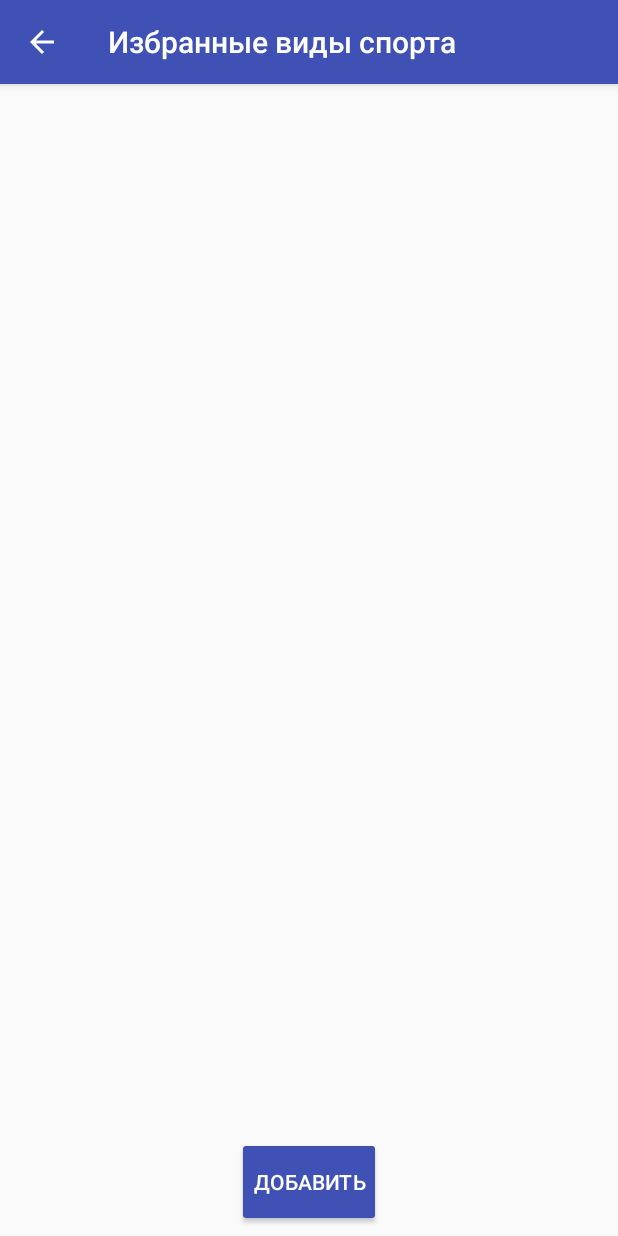
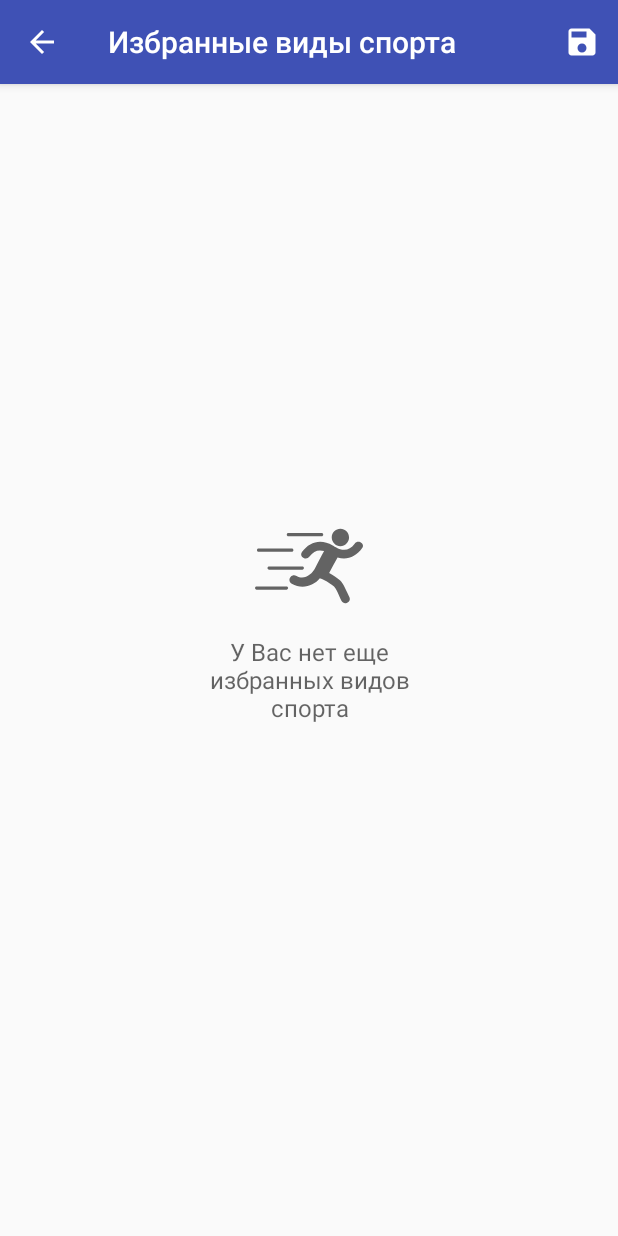
Before and after one commit to maxamillion32/ChoSportsman, an Android app: the EditUserSportsActivity screen opened directly, with no data from a screen before it, on a phone screen of 412 x 824 dp. Run offline under Robolectric (Android 15) with nearby library versions, the phone set to English and light mode, and no system bars; libraries missing offline, so code that uses them is left out: com.afollestad.materialdialogs, com.chauthai.swipereveallayout, com.google.api.client, com.google.api.services, com.vk.sdk and 1 more; 2 statements that could not run were skipped.

Commit message:
lockerRoom - рандомные 3 иконки сохранение избранных видов спорта исправлена проблема с неверной навигацией (бекстек очищается после каждого перехода в главном меню приложения)

```diff
--- a/app/src/main/java/com/chokavo/chosportsman/models/DataManager.java
+++ b/app/src/main/java/com/chokavo/chosportsman/models/DataManager.java
@@ -95,12 +95,12 @@ public class DataManager {
         mSportTypes.add(basketball);
     }
 
-    public void setDeleteUserSports(boolean isDeleteAvailable){
+   /* public void setDeleteUserSports(boolean isDeleteAvailable){
         for (SSportType sport :
                 mUserSports) {
             sport.setChecked(isDeleteAvailable);
         }
-    }
+    }*/
 
     public String getGoogleAccount() {
         return mGoogleAccount;
--- a/app/src/main/java/com/chokavo/chosportsman/ormlite/dao/SportsmanFavSportTypeDao.java
+++ b/app/src/main/java/com/chokavo/chosportsman/ormlite/dao/SportsmanFavSportTypeDao.java
@@ -9,6 +9,7 @@ import com.j256.ormlite.stmt.PreparedQuery;
 import com.j256.ormlite.stmt.QueryBuilder;
 import com.j256.ormlite.stmt.SelectArg;
 import com.j256.ormlite.support.ConnectionSource;
+import com.j256.ormlite.table.TableUtils;
 
 import java.sql.SQLException;
 import java.util.List;
@@ -33,6 +34,7 @@ public class SportsmanFavSportTypeDao extends BaseDaoImpl<SportsmanFavSportType,
     }
 
     public void createListIfNotExist(Sportsman sportsman, List<SSportType> sportTypes) throws SQLException {
+        TableUtils.clearTable(getConnectionSource(), SportsmanFavSportType.class);
         for (SSportType sportType: sportTypes) {
             this.createIfNotExists(new SportsmanFavSportType(sportsman, sportType));
         }
--- a/app/src/main/java/com/chokavo/chosportsman/ui/activities/sporttype/EditUserSportsActivity.java
+++ b/app/src/main/java/com/chokavo/chosportsman/ui/activities/sporttype/EditUserSportsActivity.java
@@ -1,14 +1,17 @@
 package com.chokavo.chosportsman.ui.activities.sporttype;
 
+import android.app.ProgressDialog;
 import android.content.Intent;
 import android.os.Bundle;
 import android.support.v7.widget.LinearLayoutManager;
 import android.support.v7.widget.RecyclerView;
 import android.support.v7.widget.Toolbar;
 import android.util.Log;
+import android.view.Menu;
 import android.view.MenuItem;
 import android.view.View;
 import android.widget.Button;
+import android.widget.FrameLayout;
 
 import com.afollestad.materialdialogs.MaterialDialog;
 import com.chokavo.chosportsman.R;
@@ -38,10 +41,12 @@ public class EditUserSportsActivity extends BaseActivity {
     RecyclerView mSportsRecyclerView;
     EditUserSportsAdapter mSportsAdapter;
     Button mBtnAddSport;
+    private ProgressDialog mProgress;
 
     List<SSportType> mSportTypes = new ArrayList<>();
 
     private MaterialDialog mDialogSportType;
+    private FrameLayout mWrapPlaceholder;
     int mChosenSportKindId = -1;
     SSportType mChosenSportType;
 
@@ -55,8 +60,14 @@ public class EditUserSportsActivity extends BaseActivity {
             getSupportActionBar().setTitle(R.string.favorite_user_sports);
         }
 
+        mProgress = new ProgressDialog(this);
+        mProgress.setMessage(getString(R.string.wait_second));
+        mProgress.setCancelable(false);
+
+        mSportTypes.addAll(DataManager.getInstance().mSportsman.getFavSportTypes()); // создаем клон
+        mWrapPlaceholder = (FrameLayout) findViewById(R.id.wrap_placeholder);
+        mWrapPlaceholder.setVisibility(mSportTypes.isEmpty() ? View.VISIBLE : View.GONE);
         mSportsRecyclerView = (RecyclerView)findViewById(R.id.recview_favorite_sports);
-        mSportTypes = DataManager.getInstance().mSportsman.getFavSportTypes();
         mSportsAdapter = new EditUserSportsAdapter(mSportTypes, new EditUserSportsAdapter.OnItemClickListener() {
             @Override
             public void onItemClick(SSportType sportType) {
@@ -69,7 +80,6 @@ public class EditUserSportsActivity extends BaseActivity {
             @Override
             public void onItemClick(SSportType sportType) {
                 mSportTypes.remove(sportType);
-                DataManager.getInstance().mSportsman.setFavSportTypes(mSportTypes);
                 notifyDataSetChanged();
             }
         });
@@ -87,8 +97,9 @@ public class EditUserSportsActivity extends BaseActivity {
     }
 
     private void notifyDataSetChanged() {
-        if (DataManager.getInstance().mSportsman.getFavSportTypes().size() ==
-                DataManager.getInstance().getSportTypes().size()) {
+        mWrapPlaceholder.setVisibility(mSportTypes.isEmpty() ? View.VISIBLE : View.GONE);
+        mSportsRecyclerView.setVisibility(!mSportTypes.isEmpty() ? View.VISIBLE : View.GONE);
+        if (mSportTypes.size() == DataManager.getInstance().getSportTypes().size()) {
             mBtnAddSport.setVisibility(View.GONE);
         } else {
             mBtnAddSport.setVisibility(View.VISIBLE);
@@ -97,28 +108,43 @@ public class EditUserSportsActivity extends BaseActivity {
     }
 
     @Override
+    public boolean onCreateOptionsMenu(Menu menu) {
+        getMenuInflater().inflate(R.menu.menu_edit_sports, menu);
+        return true;
+    }
+
+    @Override
     public boolean onOptionsItemSelected(MenuItem item) {
         switch (item.getItemId()) {
             case android.R.id.home:
                 onBackPressed();
                 return true;
+            case R.id.action_save:
+                saveSportsAndQuit();
+                return true;
         }
         return super.onOptionsItemSelected(item);
     }
 
+    private void saveSportsAndQuit() {
+        DataManager.getInstance().mSportsman.setFavSportTypes(mSportTypes);
+        saveFavSportsSQLite(DataManager.getInstance().mSportsman, mSportTypes);
+        setSportTypesOnServer(true);
+
+    }
+
     private void showDialogSportKind() {
         List<SSportType> sportTypesToChoose = SSportType.diffArrays(DataManager.getInstance().getSportTypes(),
-                DataManager.getInstance().mSportsman.getFavSportTypes());
+                mSportTypes);
         final CharSequence[] mSportTypesChars = SSportType.getAsChars(sportTypesToChoose);
         mDialogSportType = new MaterialDialog.Builder(this)
-                .adapter(new CheckableItemAdapter(this, mSportTypesChars, mChosenSportKindId),
+                .adapter(new CheckableItemAdapter(this, mSportTypesChars, -1),
                         new MaterialDialog.ListCallback() {
                             @Override
                             public void onSelection(MaterialDialog dialog, View itemView, int which, CharSequence text) {
                                 mChosenSportKindId = which;
                                 mChosenSportType = DataManager.getInstance().getSportTypeByName(mSportTypesChars[which]);
                                 mSportTypes.add(mChosenSportType);
-                                DataManager.getInstance().mSportsman.setFavSportTypes(mSportTypes);
                                 notifyDataSetChanged();
                                 dialog.cancel();
                             }
@@ -128,25 +154,22 @@ public class EditUserSportsActivity extends BaseActivity {
         mChosenSportKindId = -1;
     }
 
-    @Override
-    protected void onPause() {
-        super.onPause();
-        setSportTypesOnServer();
-    }
-
-    private void setSportTypesOnServer() {
+    private void setSportTypesOnServer(final boolean quit) {
+        mProgress.show();
         RFManager.setUserSportTypes(DataManager.getInstance().mSportsman.getServerId(),
                 mSportTypes, new Callback<Void>() {
                     @Override
                     public void onResponse(Call<Void> call, Response<Void> response) {
+                        mProgress.hide();
                         Log.e(ChooseSportsActivity.class.getSimpleName(), "onResponse");
-                        // TODO save in SQLite
-//                        saveFavSportsSQLite(DataManager.getInstance().mSportsman,
-//                                mSportTypes);
+                        if (quit) {
+                            finish();
+                        }
                     }
 
                     @Override
                     public void onFailure(Call<Void> call, Throwable t) {
+                        mProgress.hide();
                         Log.e(ChooseSportsActivity.class.getSimpleName(), "onFailure: " + t);
                     }
                 });
@@ -156,7 +179,6 @@ public class EditUserSportsActivity extends BaseActivity {
         try {
             SportsmanFavSportTypeDao dao = DBHelperFactory.getHelper().getSportsmanFavSportTypeDao();
             dao.createListIfNotExist(sportsman, favSportTypes);
-            DataManager.getInstance().mSportsman.setFavSportTypes(favSportTypes);
         } catch (SQLException e) {
             e.printStackTrace();
         }
--- a/app/src/main/java/com/chokavo/chosportsman/ui/adapters/EditUserSportsAdapter.java
+++ b/app/src/main/java/com/chokavo/chosportsman/ui/adapters/EditUserSportsAdapter.java
@@ -81,9 +81,8 @@ public class EditUserSportsAdapter extends RecyclerView.Adapter<EditUserSportsAd
             mFrameDeleteSport.setOnClickListener(new View.OnClickListener() {
                 @Override
                 public void onClick(View v) {
-                    // TODO не закрывается swipeReveal
-                    mSwipeRevealLayout.close(false);
                     deleteListener.onItemClick(item);
+                    mSwipeRevealLayout.close(true);
                 }
             });
 
--- /dev/null
+++ b/app/src/main/res/drawable/ic_save_white_24dp.xml
@@ -0,0 +1,9 @@
+<vector xmlns:android="http://schemas.android.com/apk/res/android"
+        android:width="24dp"
+        android:height="24dp"
+        android:viewportWidth="24.0"
+        android:viewportHeight="24.0">
+    <path
+        android:fillColor="#FFFFFFFF"
+        android:pathData="M17,3L5,3c-1.11,0 -2,0.9 -2,2v14c0,1.1 0.89,2 2,2h14c1.1,0 2,-0.9 2,-2L21,7l-4,-4zM12,19c-1.66,0 -3,-1.34 -3,-3s1.34,-3 3,-3 3,1.34 3,3 -1.34,3 -3,3zM15,9L5,9L5,5h10v4z"/>
+</vector>
--- a/app/src/main/res/layout/activity_edit_sports.xml
+++ b/app/src/main/res/layout/activity_edit_sports.xml
@@ -21,6 +21,41 @@
             app:popupTheme="@style/ThemeOverlay.AppCompat.Light" />
 
     </android.support.design.widget.AppBarLayout>
+
+
+    <FrameLayout
+        android:id="@+id/wrap_placeholder"
+        android:layout_width="match_parent"
+        android:layout_height="match_parent"
+        android:layout_weight="1">
+
+        <LinearLayout
+            android:layout_width="wrap_content"
+            android:layout_height="wrap_content"
+            android:layout_gravity="center"
+            android:orientation="vertical">
+
+            <ImageView
+                android:layout_width="72dp"
+                android:layout_height="72dp"
+                android:layout_gravity="center_horizontal"
+                android:src="@drawable/ic_running_man"
+                android:alpha=".6"
+                />
+
+            <TextView
+                android:layout_width="wrap_content"
+                android:layout_height="wrap_content"
+                android:layout_gravity="center_horizontal"
+                android:layout_marginTop="10dp"
+                android:gravity="center"
+                android:maxWidth="165dp"
+                android:text="У Вас нет еще избранных видов спорта"
+                android:textColor="@color/black_60"
+                android:textSize="16sp" />
+        </LinearLayout>
+
+    </FrameLayout>
 
     <FrameLayout
         android:layout_width="match_parent"
--- /dev/null
+++ b/app/src/main/res/menu/menu_edit_sports.xml
@@ -0,0 +1,10 @@
+<menu xmlns:android="http://schemas.android.com/apk/res/android"
+      xmlns:app="http://schemas.android.com/apk/res-auto"
+      xmlns:tools="http://schemas.android.com/tools"
+      tools:context="com.chokavo.chosportsman.ui.activities.ChooseSportsActivity">
+    <item android:id="@+id/action_save"
+          android:title="Сохранить"
+          android:orderInCategory="100"
+          android:icon="@drawable/ic_save_white_24dp"
+          app:showAsAction="always"/>
+</menu>
```
Also changed, not shown: app/src/main/java/com/chokavo/chosportsman/MathUtils.java (added, +28 -0 lines), app/src/main/java/com/chokavo/chosportsman/ormlite/models/SSportType.java (+10 -0 lines), app/src/main/java/com/chokavo/chosportsman/ormlite/models/STeam.java (+12 -0 lines), app/src/main/java/com/chokavo/chosportsman/ui/activities/LockerRoomActivity.java (+9 -10 lines), app/src/main/java/com/chokavo/chosportsman/ui/activities/NavigationDrawerActivity.java (+25 -14 lines), app/src/main/res/drawable/ic_save_black_24dp.xml (added, +9 -0 lines).
